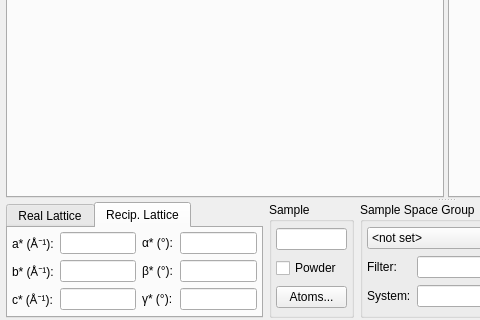
tweber-ill/frm_mirror-takin1, file ui/taz.ui: the form before one commit; both pictures show x 0 to 480 and y 274 to 594 of the 892 by 594 pixel window.
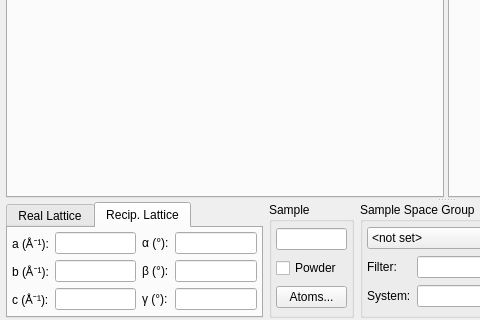
The form after the commit. The open tabs and pages were chosen to show the change.

```diff
--- a/ui/taz.ui
+++ b/ui/taz.ui
@@ -447,7 +447,7 @@
             <item row="0" column="0">
              <widget class="QLabel" name="label_11">
               <property name="text">
-               <string>a* (Å⁻¹):</string>
+               <string>a (Å⁻¹):</string>
               </property>
              </widget>
             </item>
@@ -457,7 +457,7 @@
             <item row="0" column="2">
              <widget class="QLabel" name="label_14">
               <property name="text">
-               <string>α* (°):</string>
+               <string>α (°):</string>
               </property>
              </widget>
             </item>
@@ -474,7 +474,7 @@
             <item row="1" column="0">
              <widget class="QLabel" name="label_12">
               <property name="text">
-               <string>b* (Å⁻¹):</string>
+               <string>b (Å⁻¹):</string>
               </property>
              </widget>
             </item>
@@ -484,7 +484,7 @@
             <item row="1" column="2">
              <widget class="QLabel" name="label_15">
               <property name="text">
-               <string>β* (°):</string>
+               <string>β (°):</string>
               </property>
              </widget>
             </item>
@@ -501,7 +501,7 @@
             <item row="2" column="0">
              <widget class="QLabel" name="label_13">
               <property name="text">
-               <string>c* (Å⁻¹):</string>
+               <string>c (Å⁻¹):</string>
               </property>
              </widget>
             </item>
@@ -511,7 +511,7 @@
             <item row="2" column="2">
              <widget class="QLabel" name="label_16">
               <property name="text">
-               <string>γ* (°):</string>
+               <string>γ (°):</string>
               </property>
              </widget>
             </item>
```
Left out of the diff: 4 changed lines with no effect on the pictures.
